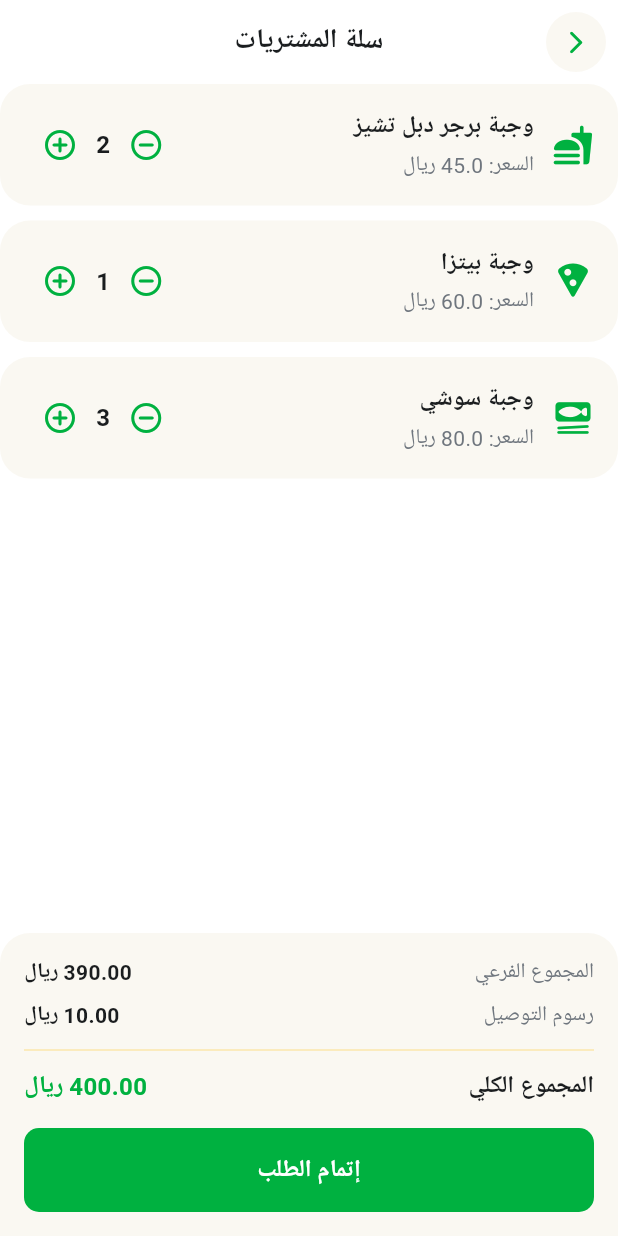
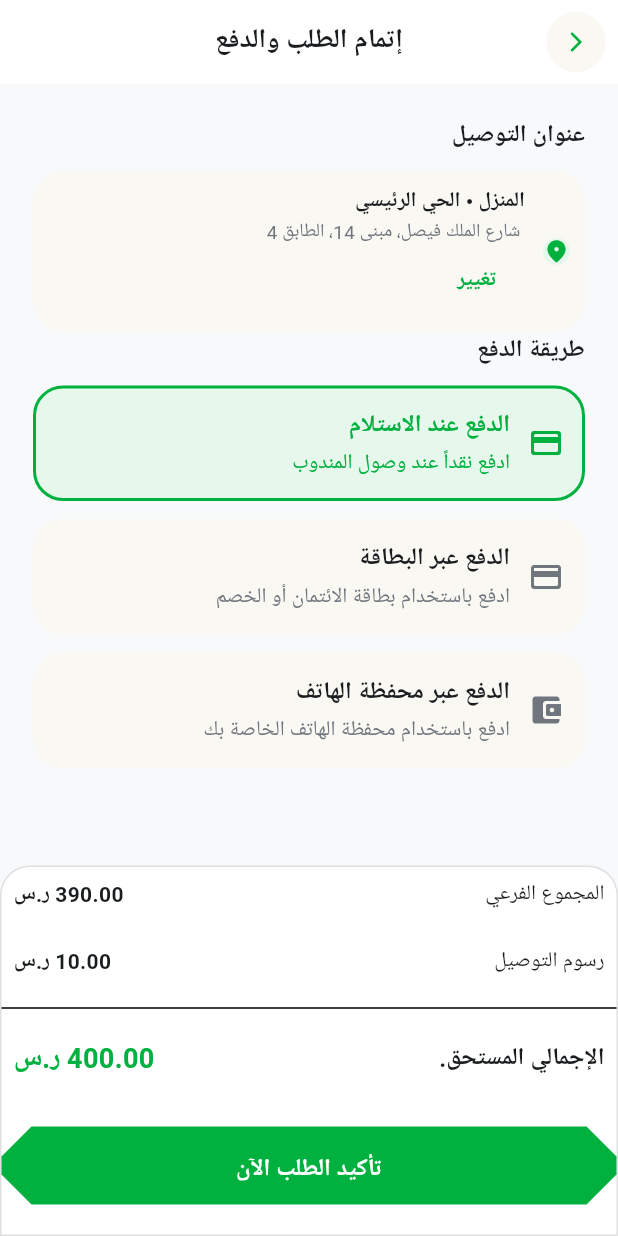
Before and after one commit to tahirnawaf4-maker/Quick-drop, a Flutter app: the screen it shows after launch, after a tap on "إتمام الطلب", on a phone screen of 412 x 824 dp. Run offline on Flutter 3.47's test engine with Material 3 defaults, Android fonts, the phone set to English and light mode, and no system bars; drawn by our look-alikes of flutter_animate; our stand-ins replace google_fonts; Roboto replaces fonts that are missing (Cairo).

Commit message:
creating checkout screen

```diff
--- a/lib/features/cart/presentation/screens/cart_screen.dart
+++ b/lib/features/cart/presentation/screens/cart_screen.dart
@@ -2,6 +2,7 @@ import 'package:flutter/material.dart';
 import 'package:flutter/widgets.dart';
 import 'package:flutter_animate/flutter_animate.dart';
 import 'package:quick_drop/core/constants/app_colors.dart';
+import 'package:quick_drop/features/checkout/presentation/screens/checkout_screen.dart';
 
 class CartScreen extends StatefulWidget {
   const CartScreen({super.key});
@@ -176,6 +177,15 @@ class _CartScreenState extends State<CartScreen> {
                           width: double.infinity,
                           child: ElevatedButton(
                             onPressed: () {
+                              Navigator.push(
+                                context,
+                                MaterialPageRoute(
+                                  builder: (context) => CheckoutScreen(
+                                    subtotal: _subtotal,
+                                    deliveryFee: _deliveryFee,
+                                  ),
+                                ),
+                              );
                               // Handle checkout action
                             },
                             style: ElevatedButton.styleFrom(
--- /dev/null
+++ b/lib/features/checkout/presentation/screens/checkout_screen.dart
@@ -0,0 +1,374 @@
+import 'package:flutter/material.dart';
+import 'package:flutter_animate/flutter_animate.dart';
+import 'package:quick_drop/core/constants/app_colors.dart';
+
+class CheckoutScreen extends StatefulWidget {
+  const CheckoutScreen({
+    super.key,
+    required this.subtotal,
+    required this.deliveryFee,
+  });
+  final double subtotal;
+  final double deliveryFee;
+
+  @override
+  State<CheckoutScreen> createState() => _CheckoutScreenState();
+}
+
+class _CheckoutScreenState extends State<CheckoutScreen> {
+  late String _selectedPaymentMethod = 'cash';
+  bool _isplaceOrder = false;
+  double get _total => widget.subtotal + widget.deliveryFee;
+  void _confirmOrder() async {
+    setState(() {
+      _isplaceOrder = true;
+    });
+    await Future.delayed(Duration(microseconds: 900));
+    if (!mounted) return;
+    setState(() {
+      _isplaceOrder = false;
+    });
+    ScaffoldMessenger.of(context).showSnackBar(
+      SnackBar(
+        backgroundColor: AppColors.primary,
+        behavior: SnackBarBehavior.floating,
+        content: Text(
+          'تم تأكيد طلبك بنجاح! جاري تجهيزه للتوصيل.',
+          style: TextStyle(color: Colors.white, fontWeight: FontWeight.bold),
+        ),
+      ),
+    );
+  }
+
+  @override
+  Widget build(BuildContext context) {
+    return Directionality(
+      textDirection: TextDirection.rtl,
+      child: Scaffold(
+        appBar: AppBar(
+          backgroundColor: Colors.white,
+          elevation: 0,
+          title: Text(
+            'إتمام الطلب والدفع',
+            style: TextStyle(
+              fontSize: 18,
+              fontWeight: FontWeight.bold,
+              color: AppColors.textPrimarylight,
+            ),
+          ),
+          centerTitle: true,
+          leading: Padding(
+            padding: const EdgeInsets.all(8.0),
+            child: CircleAvatar(
+              backgroundColor: Color(0xFFFAF8F2),
+              child: IconButton(
+                onPressed: () {
+                  Navigator.pop(context);
+                },
+                icon: Icon(
+                  Icons.arrow_back_ios_new_rounded,
+                  color: AppColors.primary,
+                  size: 16,
+                ),
+              ),
+            ),
+          ),
+        ),
+        body: Column(
+          children: [
+            Expanded(
+              child: SingleChildScrollView(
+                padding: EdgeInsets.all(22),
+                child: SizedBox(
+                  width: double.infinity,
+                  child: Column(
+                    crossAxisAlignment: CrossAxisAlignment.start,
+                    children: [
+                      Text(
+                        'عنوان التوصيل',
+                        style: TextStyle(
+                          fontSize: 16,
+                          fontWeight: FontWeight.bold,
+                          color: AppColors.textPrimarylight,
+                        ),
+                      ),
+                      SizedBox(height: 12),
+                      Container(
+                        padding: EdgeInsets.all(10),
+                        decoration: BoxDecoration(
+                          borderRadius: BorderRadius.circular(20),
+                          color: const Color(0xFFFAF8F2),
+                        ),
+                        child: Row(
+                          children: [
+                            Container(
+                              decoration: BoxDecoration(
+                                color: AppColors.primaryLight,
+                                borderRadius: BorderRadius.circular(18),
+                              ),
+                              child: Icon(
+                                Icons.location_on_rounded,
+                                color: AppColors.primary,
+                                size: 18,
+                              ),
+                            ),
+                            SizedBox(width: 12),
+                            Expanded(
+                                  child: Column(
+                                    crossAxisAlignment:
+                                        CrossAxisAlignment.start,
+                                    children: [
+                                      Text(
+                                        'المنزل • الحي الرئيسي',
+                                        style: TextStyle(
+                                          fontWeight: FontWeight.bold,
+                                          color: AppColors.textPrimarylight,
+                                        ),
+                                      ),
+                                      Text(
+                                        ' شارع الملك فيصل، مبنى 14، الطابق 4 ',
+                                        style: TextStyle(
+                                          fontSize: 12.5,
+                                          color: AppColors.textSeconderyLight,
+                                        ),
+                                      ),
+                                      TextButton(
+                                        onPressed: () {},
+                                        child: Text(
+                                          'تغيير',
+                                          style: TextStyle(
+                                            fontWeight: FontWeight.bold,
+                                            color: AppColors.primary,
+                                          ),
+                                        ),
+                                      ),
+                                    ],
+                                  ),
+                                )
+                                .animate()
+                                .fadeIn(duration: 500.ms)
+                                .slideY(begin: 0.1, end: 0),
+                            SizedBox(height: 24),
+                          ],
+                        ),
+                      ),
+                      Text(
+                        'طريقة الدفع',
+                        style: TextStyle(
+                          color: AppColors.textPrimarylight,
+                          fontSize: 16,
+                          fontWeight: FontWeight.bold,
+                        ),
+                      ),
+                      SizedBox(height: 12),
+                      _buildPaymentOption(
+                        title: 'الدفع عند الاستلام',
+                        value: 'cash',
+                        icon: Icons.payment_rounded,
+                        subtitle: 'ادفع نقداً عند وصول المندوب',
+                      ),
+                      SizedBox(height: 12),
+                      _buildPaymentOption(
+                        title: 'الدفع عبر البطاقة',
+                        value: 'card',
+                        icon: Icons.credit_card_rounded,
+                        subtitle: 'ادفع باستخدام بطاقة الائتمان أو الخصم',
+                      ),
+                      SizedBox(height: 12),
+                      _buildPaymentOption(
+                        title: 'الدفع عبر محفظة الهاتف',
+                        value: 'wallet',
+                        icon: Icons.account_balance_wallet_rounded,
+                        subtitle: 'ادفع باستخدام محفظة الهاتف الخاصة بك',
+                      ),
+                    ],
+                  ),
+                ),
+              ),
+            ),
+            Container(
+              decoration: BoxDecoration(
+                color: Colors.white,
+                borderRadius: BorderRadius.vertical(top: Radius.circular(20)),
+                border: Border.all(color: Colors.grey.shade300, width: 1),
+              ),
+              child: Column(
+                children: [
+                  Row(
+                    mainAxisAlignment: MainAxisAlignment.spaceBetween,
+                    children: [
+                      Padding(
+                        padding: const EdgeInsets.all(8.0),
+                        child: Text(
+                          'المجموع الفرعي',
+                          style: TextStyle(color: AppColors.textPrimarylight),
+                        ),
+                      ),
+                      Padding(
+                        padding: const EdgeInsets.all(8.0),
+                        child: Text(
+                          '${widget.subtotal.toStringAsFixed(2)} ر.س',
+                          style: TextStyle(fontWeight: FontWeight.bold),
+                        ),
+                      ),
+                    ],
+                  ),
+                  SizedBox(height: 8),
+                  Row(
+                    mainAxisAlignment: MainAxisAlignment.spaceBetween,
+                    children: [
+                      Padding(
+                        padding: const EdgeInsets.all(8.0),
+                        child: Text(
+                          'رسوم التوصيل',
+                          style: TextStyle(color: AppColors.textPrimarylight),
+                        ),
+                      ),
+                      Padding(
+                        padding: const EdgeInsets.all(8.0),
+                        child: Text(
+                          '${widget.deliveryFee.toStringAsFixed(2)} ر.س',
+                          style: TextStyle(fontWeight: FontWeight.bold),
+                        ),
+                      ),
+                    ],
+                  ),
+                  Divider(height: 24),
+                  Row(
+                    mainAxisAlignment: MainAxisAlignment.spaceBetween,
+                    children: [
+                      Padding(
+                        padding: const EdgeInsets.all(8.0),
+                        child: Text(
+                          "الإجمالي المستحق.",
+                          style: TextStyle(
+                            fontSize: 16,
+                            fontWeight: FontWeight.bold,
+                            color: AppColors.textPrimarylight,
+                          ),
+                        ),
+                      ),
+                      Padding(
+                        padding: const EdgeInsets.all(8.0),
+                        child: Text(
+                          '${_total.toStringAsFixed(2)} ر.س',
+                          style: TextStyle(
+                            fontSize: 18,
+                            fontWeight: FontWeight.bold,
+                            color: AppColors.primary,
+                          ),
+                        ),
+                      ),
+                    ],
+                  ),
+                  SizedBox(height: 24),
+                  SizedBox(
+                        width: double.infinity,
+                        height: 52,
+                        child: ElevatedButton(
+                          style: ElevatedButton.styleFrom(
+                            shape: BeveledRectangleBorder(
+                              borderRadius: BorderRadiusGeometry.circular(20),
+                            ),
+                            elevation: 0,
+                          ),
+                          onPressed: _isplaceOrder ? null : _confirmOrder,
+                          child: _isplaceOrder
+                              ? SizedBox(
+                                  width: 22,
+                                  height: 22,
+                                  child: CircularProgressIndicator(
+                                    strokeWidth: 2.5,
+                                    color: Colors.white,
+                                  ),
+                                )
+                              : Text(
+                                  'تأكيد الطلب الآن',
+                                  style: TextStyle(
+                                    fontSize: 16,
+                                    fontWeight: FontWeight.bold,
+                                    color: Colors.white,
+                                  ),
+                                ),
+                        ),
+                      )
+                      .animate()
+                      .fadeIn(delay: 200.ms)
+                      .scale(begin: Offset(0.98, 0.98)),
+                  SizedBox(height: 20),
+                ],
+              ),
+            ),
+          ],
+        ),
+      ),
+    );
+  }
+
+  Widget _buildPaymentOption({
+    required String title,
+    required String value,
+    required IconData icon,
+    required String subtitle,
+  }) {
+    final isSelected = _selectedPaymentMethod == value;
+    return InkWell(
+      onTap: () {
+        setState(() {
+          _selectedPaymentMethod = value;
+        });
+      },
+      borderRadius: BorderRadius.circular(20),
+      child: Container(
+        padding: EdgeInsets.all(12),
+        decoration: BoxDecoration(
+          color: isSelected ? AppColors.primaryLight : Color(0xFFFAF8F2),
+          borderRadius: BorderRadius.circular(20),
+          border: Border.all(
+            color: isSelected ? AppColors.primary : Colors.transparent,
+            width: 2,
+          ),
+        ),
+        child: Row(
+          children: [
+            Icon(
+              icon,
+              color: isSelected
+                  ? AppColors.primary
+                  : AppColors.textSeconderyLight,
+              size: 24,
+            ),
+            SizedBox(width: 12),
+            Expanded(
+              child: Column(
+                crossAxisAlignment: CrossAxisAlignment.start,
+                children: [
+                  Text(
+                    title,
+                    style: TextStyle(
+                      fontSize: 16,
+                      fontWeight: FontWeight.bold,
+                      color: isSelected
+                          ? AppColors.primary
+                          : AppColors.textPrimarylight,
+                    ),
+                  ),
+                  SizedBox(height: 4),
+                  Text(
+                    subtitle,
+                    style: TextStyle(
+                      fontSize: 14,
+                      color: isSelected
+                          ? AppColors.primary
+                          : AppColors.textSeconderyLight,
+                    ),
+                  ),
+                ],
+              ),
+            ),
+          ],
+        ),
+      ),
+    );
+  }
+}
--- a/lib/main.dart
+++ b/lib/main.dart
@@ -5,6 +5,7 @@ import 'package:quick_drop/features/auth/presentation/screens/home_screen.dart';
 import 'package:quick_drop/features/auth/presentation/screens/login_screen.dart';
 import 'package:quick_drop/features/auth/presentation/screens/splash_screen.dart';
 import 'package:quick_drop/features/cart/presentation/screens/cart_screen.dart';
+import 'package:quick_drop/features/checkout/presentation/screens/checkout_screen.dart';
 import 'package:quick_drop/features/home/presentation/screens/store_details_screens.dart';
 
 void main() {
@@ -25,7 +26,7 @@ class QuickDrop extends StatelessWidget {
       builder: (context, child) {
         return Directionality(textDirection: TextDirection.rtl, child: child!);
       },
-      home: const CartScreen(),
+      home: CartScreen(),
     );
   }
 }
```
Also changed, not shown: 1 other file.
